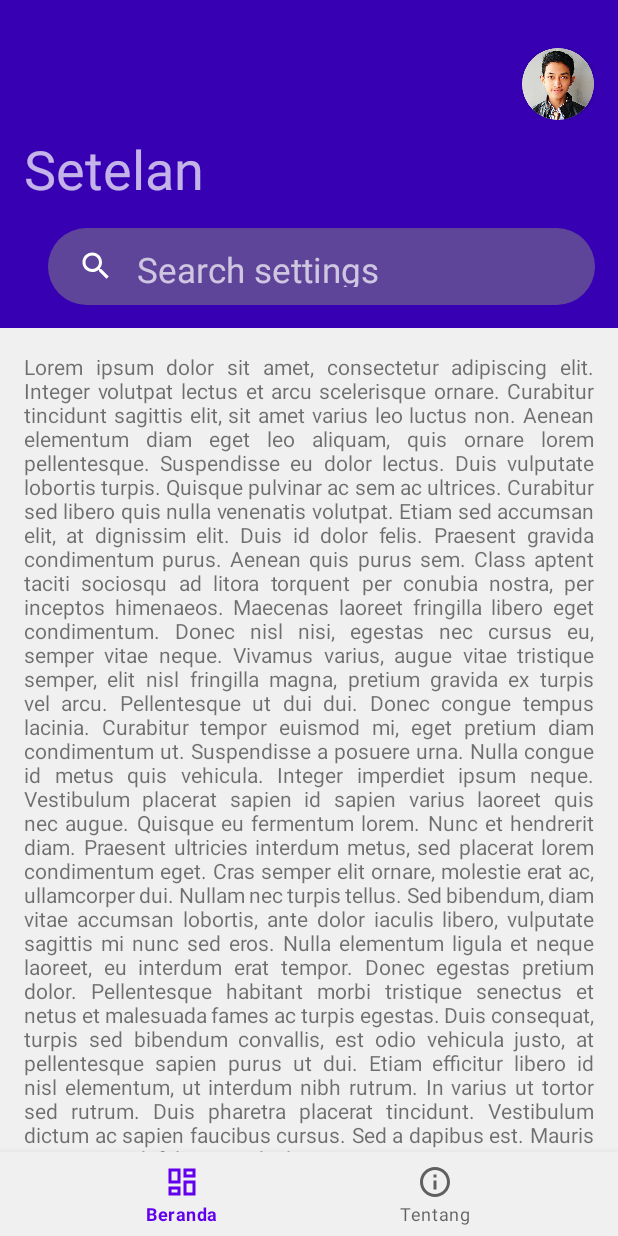
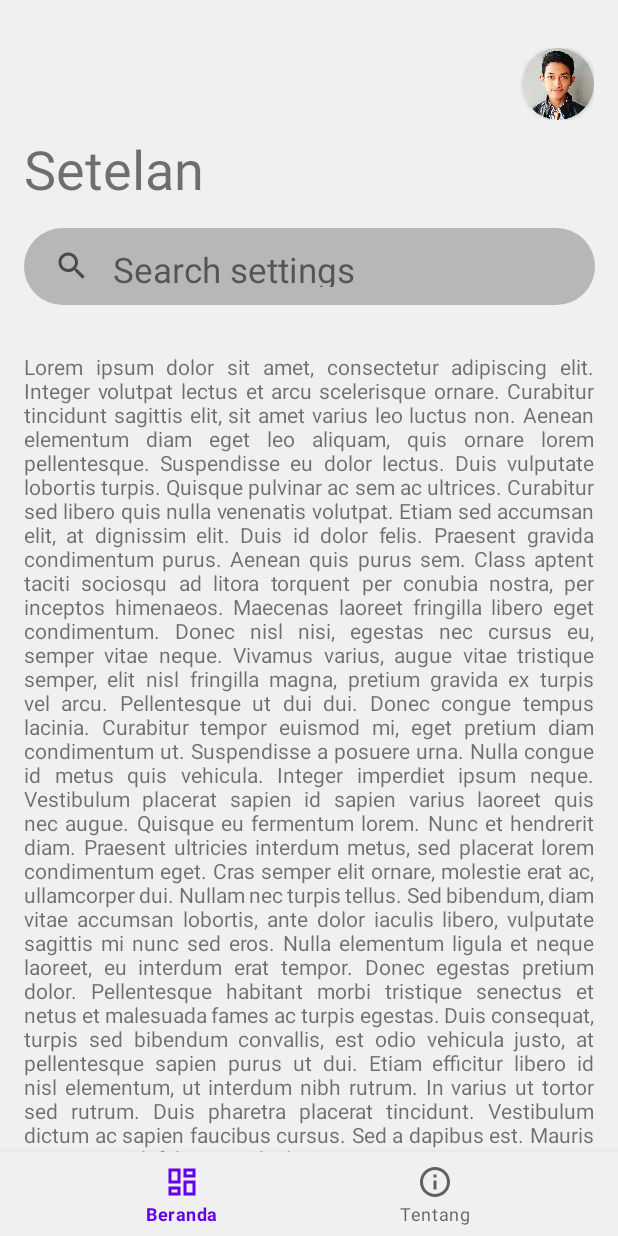
Before and after one commit to ArdityoCahyo/GengKapakOS-UI, an Android app: the screen it shows after launch (MainActivity), on a phone screen of 412 x 824 dp. Run offline under Robolectric (Android 15) with nearby library versions, the phone set to English and light mode, and no system bars; our stand-ins replace navigation-ui.

Commit message:
Second Commit

```diff
--- a/app/src/main/res/layout/fragment_dashboard_fix.xml
+++ b/app/src/main/res/layout/fragment_dashboard_fix.xml
@@ -11,15 +11,14 @@
         android:id="@+id/app_bar"
         android:layout_width="match_parent"
         android:layout_height="wrap_content"
-        android:fitsSystemWindows="true"
-        android:theme="@style/Theme.GengKapakOSUI.AppBarOverlay">
+        android:fitsSystemWindows="true">
 
         <com.google.android.material.appbar.CollapsingToolbarLayout
             android:id="@+id/toolbar_layout"
             android:layout_width="match_parent"
             android:layout_height="match_parent"
             android:fitsSystemWindows="true"
-            android:background="?colorPrimaryVariant"
+            android:background="?colorOnPrimary"
             app:contentScrim="?colorOnPrimary"
             app:layout_scrollFlags="scroll|exitUntilCollapsed"
             app:toolbarId="@+id/toolbar">
@@ -73,11 +72,6 @@
                 android:layout_gravity="bottom"
                 app:layout_scrollFlags="scroll|enterAlways">
 
-                <Toolbar
-                    android:id="@+id/search_action_bar"
-                    android:layout_width="match_parent"
-                    android:layout_height="82dp">
-
                 <LinearLayout
                     android:layout_width="match_parent"
                     android:layout_height="wrap_content"
@@ -108,8 +102,6 @@
                         android:text="Search settings"
                         android:textSize="23sp"/>
                 </LinearLayout>
-
-                </Toolbar>
 
             </androidx.appcompat.widget.Toolbar>
 
```
Lines whose indentation alone changed are shown as unchanged.
